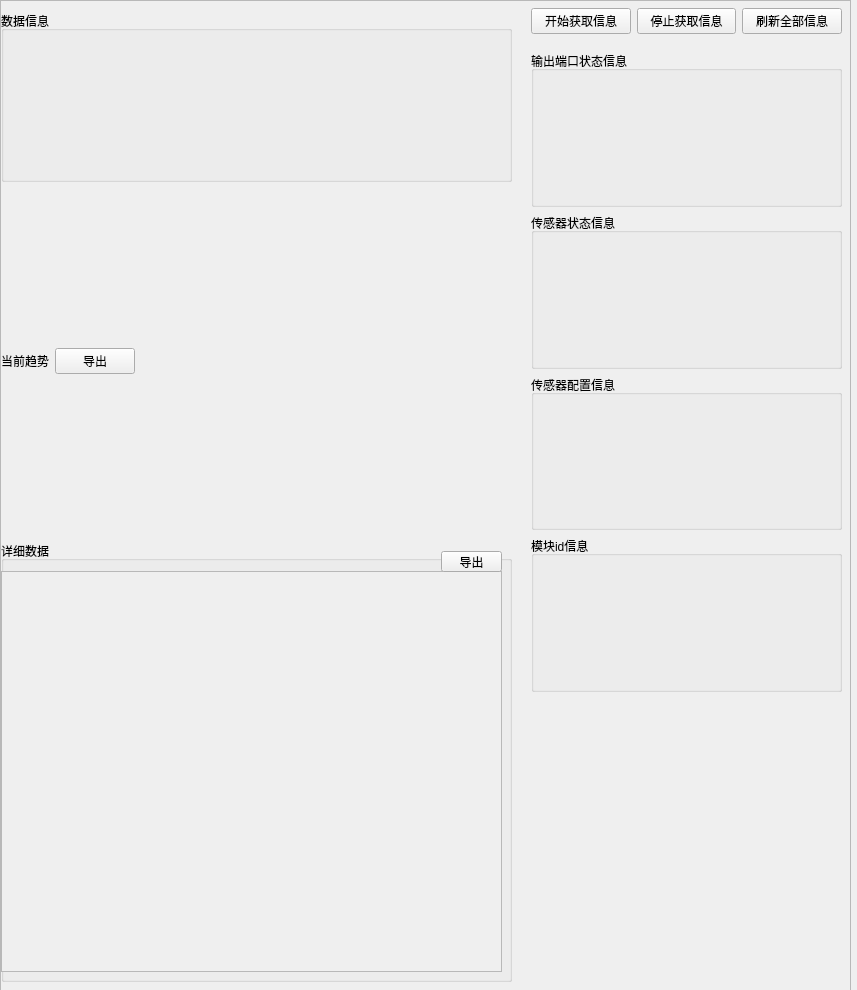
Old version of the form ui/customize_ui/tab/tab2_tab0.ui in the repository 2950067210dqy/pyqt6_project.
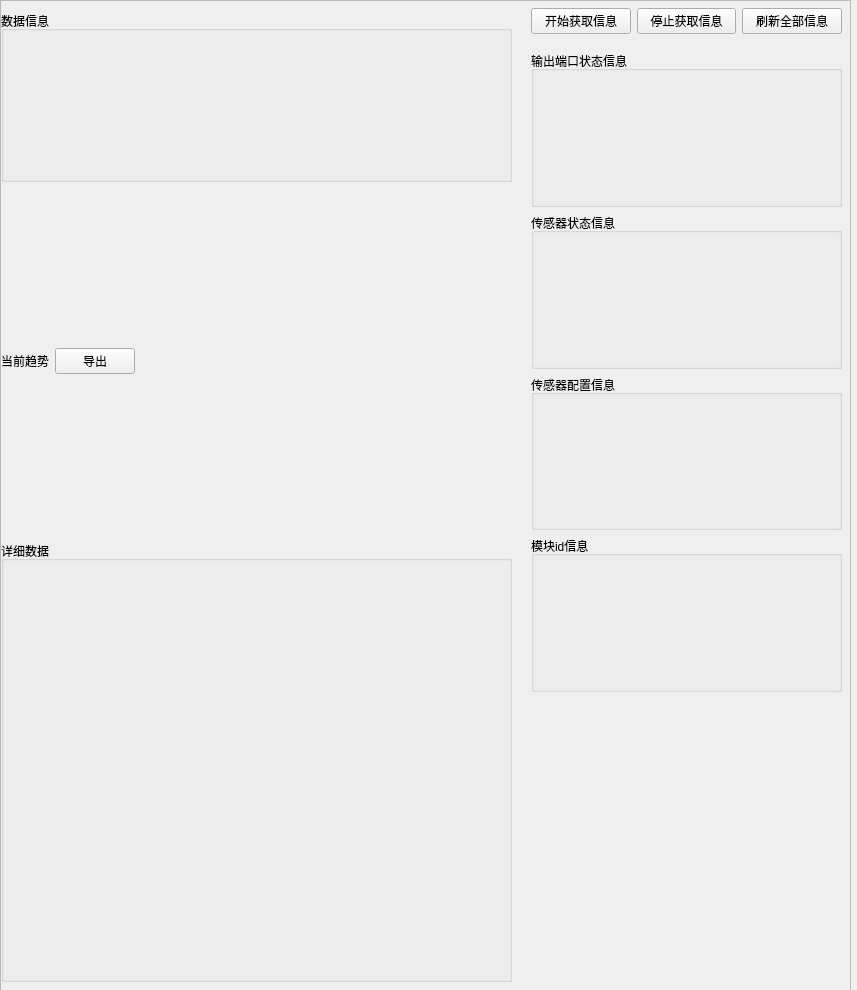
New version of the form.

What changed in the file:
```diff
--- a/ui/customize_ui/tab/tab2_tab0.ui
+++ b/ui/customize_ui/tab/tab2_tab0.ui
@@ -77,41 +77,16 @@
            <property name="flat">
             <bool>false</bool>
            </property>
-           <widget class="QScrollArea" name="detaildata_scroll">
+           <widget class="QWidget" name="verticalLayoutWidget">
             <property name="geometry">
              <rect>
-              <x>0</x>
-              <y>30</y>
-              <width>501</width>
+              <x>9</x>
+              <y>29</y>
+              <width>491</width>
               <height>401</height>
              </rect>
             </property>
-            <property name="widgetResizable">
-             <bool>true</bool>
-            </property>
-            <widget class="QWidget" name="detaildata_scroll_content">
-             <property name="geometry">
-              <rect>
-               <x>0</x>
-               <y>0</y>
-               <width>499</width>
-               <height>399</height>
-              </rect>
-             </property>
-            </widget>
-           </widget>
-           <widget class="QPushButton" name="export_detaildata_btn">
-            <property name="geometry">
-             <rect>
-              <x>440</x>
-              <y>10</y>
-              <width>61</width>
-              <height>21</height>
-             </rect>
-            </property>
-            <property name="text">
-             <string>导出</string>
-            </property>
+            <layout class="QVBoxLayout" name="detaildata_layout"/>
            </widget>
           </widget>
          </item>
```
